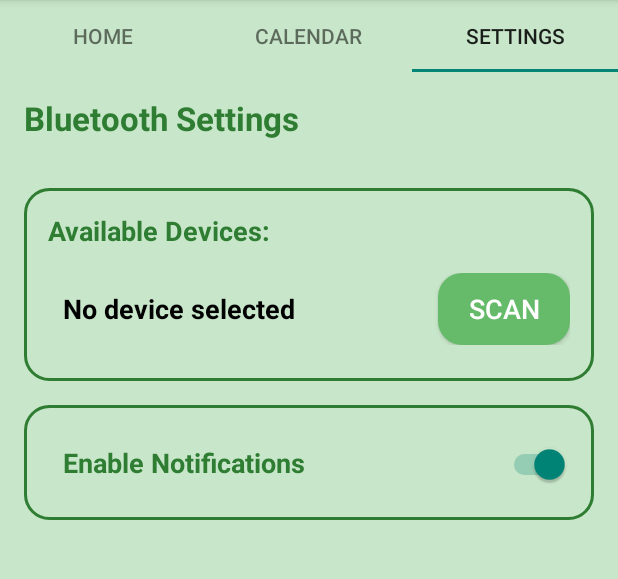
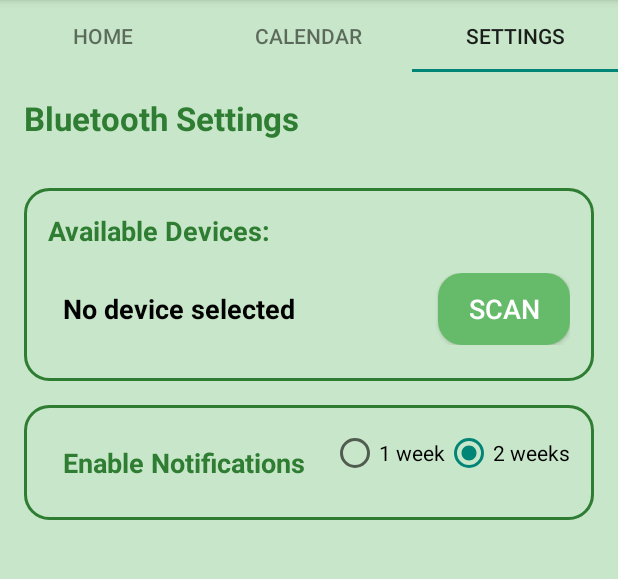
Before and after one commit to Nik-Filippov/SmartPillBoxApp, an Android app: the screen it shows after launch (MainActivity), tab 3 chosen, on a phone screen of 412 x 824 dp, the part 84-663 px from its top. Run offline under Robolectric (Android 15) with nearby library versions, the phone set to English and light mode, and no system bars.

Commit message:
two week and one week threshold

```diff
--- a/app/src/main/AndroidManifest.xml
+++ b/app/src/main/AndroidManifest.xml
@@ -25,7 +25,7 @@
         tools:targetApi="31">
         <receiver android:name=".PillReminderReceiver"
             android:enabled="true"/>
-
+        <receiver android:name=".PillSupplyCheckReceiver" android:exported="false"/>
         <activity
             android:name=".MainActivity"
             android:exported="true"
--- a/app/src/main/java/com/example/smartpillboxapp/HomeFragment.java
+++ b/app/src/main/java/com/example/smartpillboxapp/HomeFragment.java
@@ -4,9 +4,12 @@ import static java.lang.Double.NaN;
 import static java.lang.Integer.MIN_VALUE;
 import static java.lang.Math.round;
 
+import android.app.AlarmManager;
 import android.app.NotificationChannel;
 import android.app.NotificationManager;
+import android.app.PendingIntent;
 import android.content.Context;
+import android.content.Intent;
 import android.content.SharedPreferences;
 import android.database.Cursor;
 import android.database.sqlite.SQLiteDatabase;
@@ -30,6 +33,7 @@ import androidx.fragment.app.Fragment;
 import androidx.lifecycle.ViewModelProvider;
 
 import java.text.SimpleDateFormat;
+import java.util.Calendar;
 import java.util.Date;
 import java.util.Locale;
 
@@ -52,9 +56,6 @@ public class HomeFragment extends Fragment {
     private static final String KEY_ONE_PILL_1 = "one_pill_weight_1";
     private static final String KEY_ONE_PILL_2 = "one_pill_weight_2";
     private static final String KEY_ONE_PILL_3 = "one_pill_weight_3";
-    private int previousPillCount1;
-    private int previousPillCount2;
-    private int previousPillCount3;
     private SQLiteDatabase sqLiteDatabase;
     private DatabaseHelper dbHelper;
     private Integer[] numPills;
@@ -91,6 +92,7 @@ public class HomeFragment extends Fragment {
         onePillWeightContainer3 = parseDoubleOrDefault(sharedPreferences.getString(KEY_ONE_PILL_3, ""), NaN);
 
         updateDateTime();
+        scheduleDailyCheck();
         notificationHelper.createPillRefillChannel(this.getContext());
 
         // "Edit" buttons' click listeners
@@ -105,12 +107,12 @@ public class HomeFragment extends Fragment {
             dialogFragment.show(getChildFragmentManager(), "EditContainerDialog");
 
             // TESTING
-//            testNumPills[0] = testNumPills[0] - 1;
-//            try {
-//                updateDataFields(testNumPills);
-//            } catch (InterruptedException e) {
-//                throw new RuntimeException(e);
-//            }
+            testNumPills[0] = testNumPills[0] - 1;
+            try {
+                updateDataFields(testNumPills);
+            } catch (InterruptedException e) {
+                throw new RuntimeException(e);
+            }
 //            Log.d("HomeFragment", "testNumPills[0]: " + testNumPills[0]);
         });
 
@@ -162,18 +164,25 @@ public class HomeFragment extends Fragment {
         sharedViewModel = new ViewModelProvider(requireActivity()).get(SharedViewModel.class);
 
         // TEST NUM PILLS
-//        testNumPills = new Integer[3];
-//        testNumPills[0] = 20; // Container 1
-//        testNumPills[1] = 12; // Container 2
-//        testNumPills[2] = 8; // Container 3
-//
-//        try {
-//            updateDataFields(testNumPills);
-//        } catch (InterruptedException e) {
-//            throw new RuntimeException(e);
-//        }
-//
-//        sharedViewModel.setNumPills(testNumPills);
+        testNumPills = new Integer[3];
+        testNumPills[0] = 20; // Container 1
+        testNumPills[1] = 12; // Container 2
+        testNumPills[2] = 8; // Container 3
+
+        SharedPreferences.Editor editor = sharedPreferences.edit();
+        editor.putInt("pill_count_1", testNumPills[0]);
+        editor.putInt("pill_count_2", testNumPills[1]);
+        editor.putInt("pill_count_3", testNumPills[2]);
+        editor.apply();  // Apply the changes to SharedPreferences
+
+
+        try {
+            updateDataFields(testNumPills);
+        } catch (InterruptedException e) {
+            throw new RuntimeException(e);
+        }
+
+        sharedViewModel.setNumPills(testNumPills);
 
         // Listen for Bluetooth data updates
         BluetoothManager bluetoothManager = BluetoothManager.getInstance(getContext());
@@ -242,41 +251,30 @@ public class HomeFragment extends Fragment {
     private void updateDataFields(@NonNull Integer[] dataParts) throws InterruptedException {
         Log.d("HomeFragment", "in update fields");
 
+        SharedPreferences.Editor editor = sharedPreferences.edit();
 
         // Delay the check by 5 seconds using a Handler
-        new Handler(Looper.getMainLooper()).postDelayed(() -> {
         if (dataParts.length == 3) {
             if (dataParts[0] != MIN_VALUE) {
-                    if (dataParts[0] < previousPillCount1) {
-                        checkPillSupply(1);
-                    }
                 tvData1.setText(Integer.toString(dataParts[0]));
-                    previousPillCount1 = dataParts[0];
+                editor.putInt("pill_count_1", dataParts[0]);
             } else {
                 tvData1.setText("Set one pill weight");
             }
-
             if (dataParts[1] != MIN_VALUE) {
-                    if (dataParts[1] < previousPillCount2) {
-                        checkPillSupply(2);
-                    }
                 tvData2.setText(Integer.toString(dataParts[1]));
-                    previousPillCount2 = dataParts[1];
+                editor.putInt("pill_count_2", dataParts[1]);
             } else {
                 tvData2.setText("Set one pill weight");
             }
-
             if (dataParts[2] != MIN_VALUE) {
-                    if (dataParts[2] < previousPillCount3) {
-                        checkPillSupply(3);
-                    }
                 tvData3.setText(Integer.toString(dataParts[2]));
-                    previousPillCount3 = dataParts[2];
+                editor.putInt("pill_count_3", dataParts[2]);
             } else {
                 tvData3.setText("Set one pill weight");
             }
         }
-        }, 5000); // 5-second delay
+        editor.apply();
     }
 
     private void updateDateTime() {
@@ -304,32 +302,29 @@ public class HomeFragment extends Fragment {
         }
     }
 
-    private void checkPillSupply(int containerNumber){
-        int twoWeekThreshold = -1;
-        dbHelper = new DatabaseHelper(this.getContext(), "PillReminderDatabase", null, 1);
-        sqLiteDatabase = dbHelper.getReadableDatabase();
-        String query = "SELECT two_week_threshold FROM PillReminder WHERE container = ?";
-        Cursor cursor = sqLiteDatabase.rawQuery(query, new String[]{containerNumber + ""});
+    private void scheduleDailyCheck() {
+        Context context = requireContext();
+        AlarmManager alarmManager = (AlarmManager) context.getSystemService(Context.ALARM_SERVICE);
+        Intent intent = new Intent(context, PillSupplyCheckReceiver.class);
+        PendingIntent pendingIntent = PendingIntent.getBroadcast(context, 0, intent, PendingIntent.FLAG_UPDATE_CURRENT | PendingIntent.FLAG_IMMUTABLE);
 
-        if (cursor.moveToNext()){
-            twoWeekThreshold = cursor.getInt(0);
+        // Set the alarm to trigger at 8:00 AM every day
+        Calendar calendar = Calendar.getInstance();
+        calendar.set(Calendar.HOUR_OF_DAY, 8);
+        calendar.set(Calendar.MINUTE, 0);
+        calendar.set(Calendar.SECOND, 0);
+        if (calendar.getTimeInMillis() < System.currentTimeMillis()) {
+            // If 8 AM has already passed today, schedule for tomorrow
+            calendar.add(Calendar.DAY_OF_YEAR, 1);
         }
 
-        // CHANGE TEST VALUES
-        if (containerNumber == 1){
-            if (numPills[0] < twoWeekThreshold){ // For testing use testNumPills
-                notificationHelper.sendRefillNotification(this.getContext(), containerNumber);
+        // Set repeating alarm with exact and allow while idle
+        if (alarmManager != null) {
+            alarmManager.setExactAndAllowWhileIdle(AlarmManager.RTC_WAKEUP,
+                    calendar.getTimeInMillis(),
+                    pendingIntent);
+        }
+
+        Log.d("HomeFragment", "Daily pill supply check scheduled for 8 AM.");
     }
 }
-        else if (containerNumber == 2){
-            if (numPills[1] < twoWeekThreshold){ // For testing use testNumPills
-                notificationHelper.sendRefillNotification(this.getContext(), containerNumber);
-            }
-        }
-        else if (containerNumber == 3){
-            if (numPills[2] < twoWeekThreshold){ // For testing use testNumPills
-                notificationHelper.sendRefillNotification(this.getContext(), containerNumber);
-            }
-        }
-    }
-}
--- a/app/src/main/res/layout/fragment_settings.xml
+++ b/app/src/main/res/layout/fragment_settings.xml
@@ -88,11 +88,24 @@
             android:textStyle="bold"
             android:padding="10dp"/>
 
-        <Switch
-            android:id="@+id/switch_notifications"
+        <RadioGroup
+            android:id="@+id/radioGroupNotifications"
             android:layout_width="wrap_content"
             android:layout_height="wrap_content"
-            android:checked="true"/>
+            android:orientation="horizontal">
+
+            <RadioButton
+                android:id="@+id/rbOneWeek"
+                android:layout_width="wrap_content"
+                android:layout_height="wrap_content"
+                android:text="1 week"/>
+
+            <RadioButton
+                android:id="@+id/rbTwoWeeks"
+                android:layout_width="wrap_content"
+                android:layout_height="wrap_content"
+                android:text="2 weeks"/>
+        </RadioGroup>
     </LinearLayout>
 
 </LinearLayout>
```
Also changed, not shown: app/src/main/java/com/example/smartpillboxapp/AddReminderDialog.java (+22 -11 lines), app/src/main/java/com/example/smartpillboxapp/CalendarFragment.java (+1 -18 lines), app/src/main/java/com/example/smartpillboxapp/NotificationHelper.java (+12 -2 lines), app/src/main/java/com/example/smartpillboxapp/PillSupplyCheckReceiver.java (added, +61 -0 lines), app/src/main/java/com/example/smartpillboxapp/SettingsFragment.java (+69 -0 lines). Lines whose indentation alone changed are shown as unchanged.
